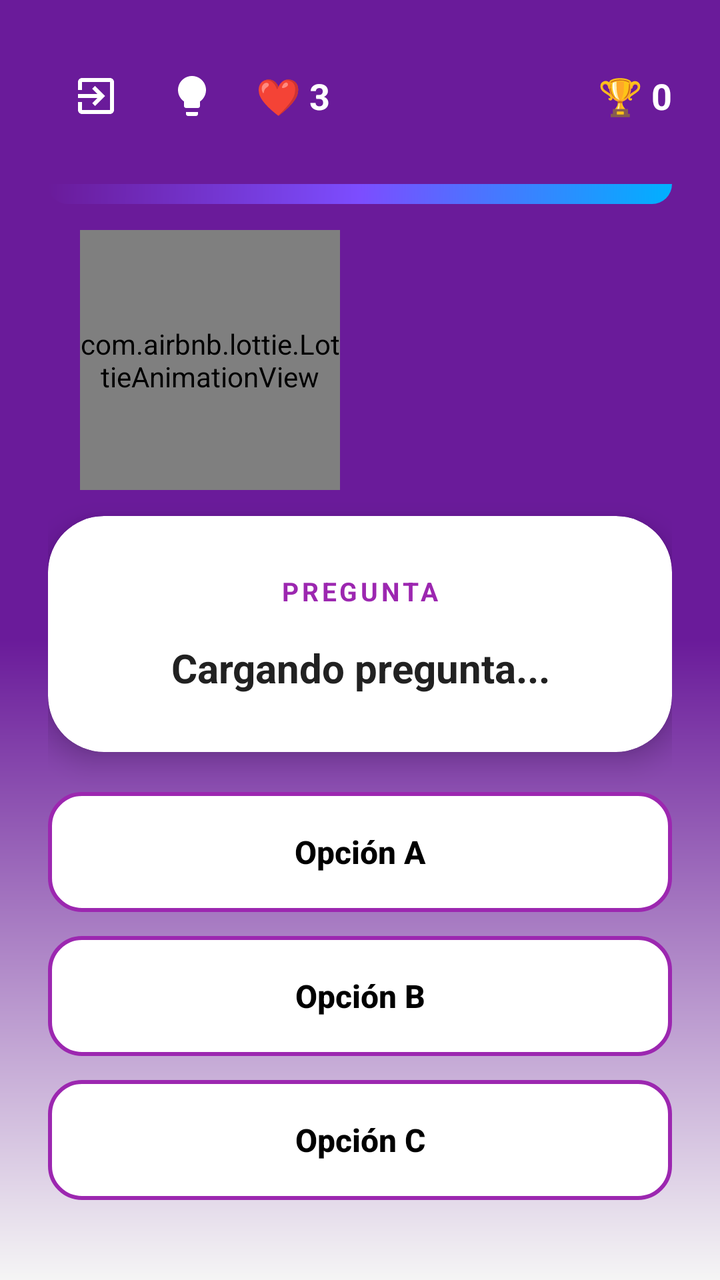
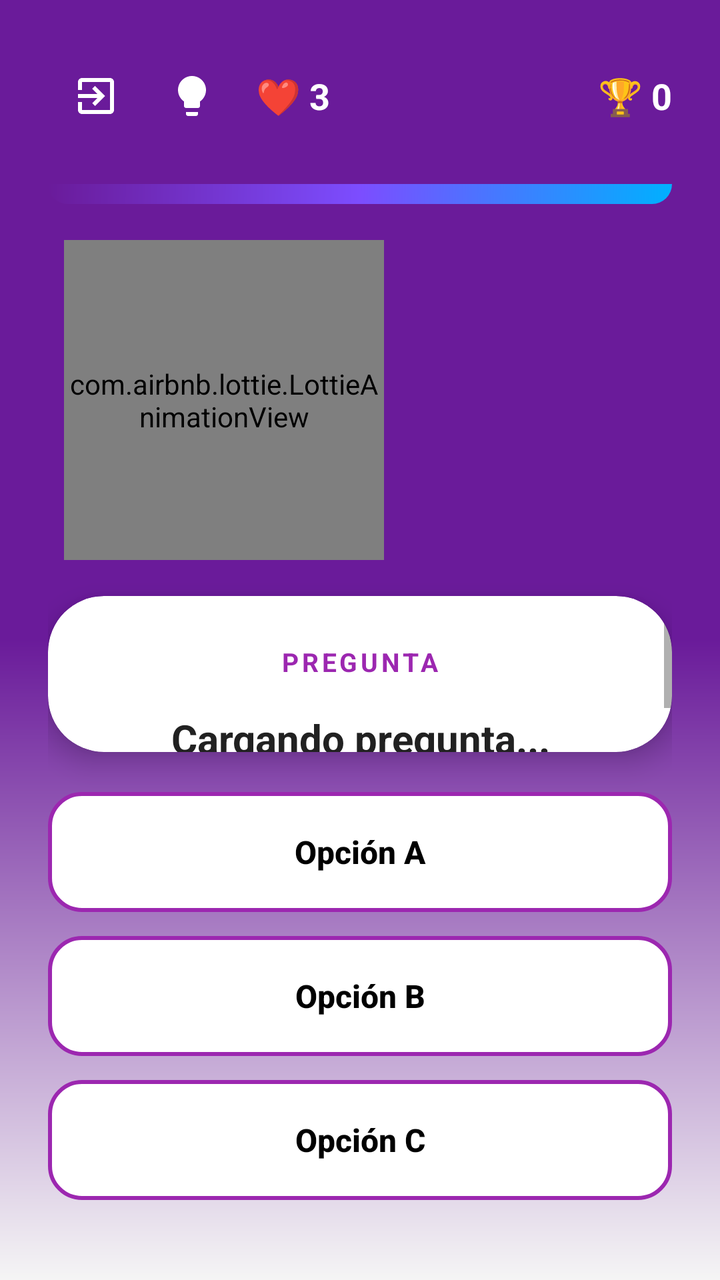

An Android layout rendered at two revisions. The XML below is the earlier revision; the diff shows what the commit changed to produce the second picture.
<!-- AndroidManifest.xml: activity theme Theme.ReglamentoUpp -->
<!-- res/layout/activity_quiz.xml -->
<?xml version="1.0" encoding="utf-8"?>
<androidx.constraintlayout.widget.ConstraintLayout
    xmlns:android="http://schemas.android.com/apk/res/android"
    xmlns:app="http://schemas.android.com/apk/res-auto"
    xmlns:tools="http://schemas.android.com/tools"
    android:layout_width="match_parent"
    android:layout_height="match_parent"
    android:background="@drawable/game_background"
    android:padding="24dp"
    tools:context=".QuizActivity">

    <LinearLayout
        android:id="@+id/topBar"
        android:layout_width="match_parent"
        android:layout_height="wrap_content"
        android:orientation="horizontal"
        android:gravity="center_vertical"
        app:layout_constraintTop_toTopOf="parent">

        <ImageButton
            android:id="@+id/btnBackQuiz"
            android:layout_width="48dp"
            android:layout_height="48dp"
            android:background="?attr/selectableItemBackgroundBorderless"
            android:src="@drawable/ic_logout"
            app:tint="@color/white" />

        <ImageButton
            android:id="@+id/btnHelpQuiz"
            android:layout_width="48dp"
            android:layout_height="48dp"
            android:layout_marginEnd="8dp"
            android:background="?attr/selectableItemBackgroundBorderless"
            android:src="@drawable/ic_foco"
            app:tint="@color/white" />

        <TextView
            android:id="@+id/tvQuizLives"
            android:layout_width="wrap_content"
            android:layout_height="wrap_content"
            android:text="❤️ 3"
            android:textColor="@color/white"
            android:textStyle="bold"
            android:textSize="18sp"/>

        <View
            android:layout_width="0dp"
            android:layout_height="0dp"
            android:layout_weight="1"/>

        <TextView
            android:id="@+id/tvQuizScore"
            android:layout_width="wrap_content"
            android:layout_height="wrap_content"
            android:text="🏆 0"
            android:textColor="@color/white"
            android:textStyle="bold"
            android:textSize="18sp"/>
    </LinearLayout>

    <ProgressBar
        android:id="@+id/quizProgressBar"
        style="@style/Widget.AppCompat.ProgressBar.Horizontal"
        android:layout_width="match_parent"
        android:layout_height="10dp"
        android:layout_marginTop="20dp"
        android:progressDrawable="@drawable/gradient_header"
        android:max="10"
        android:progress="1"
        app:layout_constraintTop_toBottomOf="@id/topBar" />

    <androidx.constraintlayout.widget.ConstraintLayout
        android:id="@+id/layoutCharacter"
        android:layout_width="match_parent"
        android:layout_height="140dp"
        android:layout_marginTop="8dp"
        app:layout_constraintTop_toBottomOf="@+id/quizProgressBar"
        app:layout_constraintBottom_toTopOf="@+id/cardQuestion">

        <com.airbnb.lottie.LottieAnimationView
            android:id="@+id/lottieCharacter"
            android:layout_width="130dp"
            android:layout_height="130dp"
            app:lottie_rawRes="@raw/owlie_nodding"
            app:lottie_autoPlay="true"
            app:lottie_loop="true"
            android:scaleType="centerCrop"
            app:lottie_renderMode="automatic"
            app:layout_constraintBottom_toBottomOf="parent"
            app:layout_constraintStart_toStartOf="parent"
            app:layout_constraintTop_toTopOf="parent"
            android:layout_marginStart="16dp"/>

        <TextView
            android:id="@+id/tvSpeechBubble"
            android:layout_width="0dp"
            android:layout_height="wrap_content"
            android:background="@drawable/white_circle_bg"
            android:backgroundTint="#FFFFFF"
            android:padding="12dp"
            android:text="¡Tú puedes!"
            android:textColor="@color/upp_primary"
            android:textStyle="bold"
            android:textSize="14sp"
            android:gravity="center"
            android:elevation="4dp"
            android:visibility="gone"
            app:layout_constraintStart_toEndOf="@id/lottieCharacter"
            app:layout_constraintEnd_toEndOf="parent"
            app:layout_constraintTop_toTopOf="@id/lottieCharacter"
            app:layout_constraintBottom_toBottomOf="@id/lottieCharacter"
            android:layout_marginEnd="24dp"
            android:layout_marginStart="-16dp"
            tools:visibility="visible"/>
    </androidx.constraintlayout.widget.ConstraintLayout>

    <com.google.android.material.card.MaterialCardView
        android:id="@+id/cardQuestion"
        android:layout_width="match_parent"
        android:layout_height="0dp"
        android:layout_marginTop="8dp"
        android:layout_marginBottom="20dp"
        app:cardCornerRadius="28dp"
        app:cardElevation="8dp"
        app:cardBackgroundColor="@color/white"
        app:layout_constraintTop_toBottomOf="@id/layoutCharacter"
        app:layout_constraintBottom_toTopOf="@id/btnQuizOptionA">

        <ScrollView
            android:layout_width="match_parent"
            android:layout_height="match_parent"
            android:fillViewport="true">

            <LinearLayout
                android:layout_width="match_parent"
                android:layout_height="wrap_content"
                android:orientation="vertical"
                android:gravity="center"
                android:padding="24dp">

                <TextView
                    android:layout_width="wrap_content"
                    android:layout_height="wrap_content"
                    android:text="PREGUNTA"
                    android:textColor="#9C27B0"
                    android:letterSpacing="0.12"
                    android:textSize="13sp"
                    android:textStyle="bold"
                    android:layout_marginBottom="16dp"/>

                <TextView
                    android:id="@+id/tvQuizQuestion"
                    android:layout_width="wrap_content"
                    android:layout_height="wrap_content"
                    android:text="Cargando pregunta..."
                    android:textAlignment="center"
                    android:textColor="@color/text_primary"
                    android:textSize="20sp"
                    android:textStyle="bold"
                    android:lineSpacingExtra="4dp"/>
            </LinearLayout>
        </ScrollView>
    </com.google.android.material.card.MaterialCardView>

    <androidx.appcompat.widget.AppCompatButton
        android:id="@+id/btnQuizOptionA"
        android:layout_width="match_parent"
        android:layout_height="60dp"
        android:layout_marginBottom="12dp"
        android:background="@drawable/button_quiz_default"
        app:backgroundTint="@null"
        android:elevation="0dp"
        android:stateListAnimator="@null"
        android:text="Opción A"
        android:textColor="@android:color/black"
        android:textSize="16sp"
        android:textStyle="bold"
        android:textAllCaps="false"
        app:layout_constraintBottom_toTopOf="@id/btnQuizOptionB" />

    <androidx.appcompat.widget.AppCompatButton
        android:id="@+id/btnQuizOptionB"
        android:layout_width="match_parent"
        android:layout_height="60dp"
        android:layout_marginBottom="12dp"
        android:background="@drawable/button_quiz_default"
        app:backgroundTint="@null"
        android:elevation="0dp"
        android:stateListAnimator="@null"
        android:text="Opción B"
        android:textColor="@android:color/black"
        android:textSize="16sp"
        android:textStyle="bold"
        android:textAllCaps="false"
        app:layout_constraintBottom_toTopOf="@id/btnQuizOptionC" />

    <androidx.appcompat.widget.AppCompatButton
        android:id="@+id/btnQuizOptionC"
        android:layout_width="match_parent"
        android:layout_height="60dp"
        android:layout_marginBottom="16dp"
        android:background="@drawable/button_quiz_default"
        app:backgroundTint="@null"
        android:elevation="0dp"
        android:stateListAnimator="@null"
        android:text="Opción C"
        android:textColor="@android:color/black"
        android:textSize="16sp"
        android:textStyle="bold"
        android:textAllCaps="false"
        app:layout_constraintBottom_toBottomOf="parent" />

</androidx.constraintlayout.widget.ConstraintLayout>
<!-- resources referenced by this layout -->
<resources>
  <color name="text_primary">#212121</color>
  <color name="upp_primary">#6A1B9A</color>
  <color name="white">#FFFFFFFF</color>
  <!-- drawable button_quiz_default (drawable) -->
  <?xml version="1.0" encoding="utf-8"?>
  <ripple xmlns:android="http://schemas.android.com/apk/res/android"
      android:color="#E1BEE7"> <item>
      <shape android:shape="rectangle">
          <solid android:color="#FFFFFF" />
  
          <stroke
              android:width="2dp"
              android:color="#9C27B0" />
  
          <corners android:radius="16dp" />
      </shape>
  </item>
  </ripple>
  <!-- drawable game_background (drawable) -->
  <?xml version="1.0" encoding="utf-8"?>
  <shape xmlns:android="http://schemas.android.com/apk/res/android">
      <gradient
          android:angle="270"
          android:startColor="@color/gradient_start"
          android:centerColor="@color/upp_primary"
          android:endColor="@color/app_bg"
          android:endY="0.7"
          android:type="linear" />
  </shape>
  <!-- drawable gradient_header (drawable) -->
  <?xml version="1.0" encoding="utf-8"?>
  <shape xmlns:android="http://schemas.android.com/apk/res/android">
      <gradient
          android:angle="315"
          android:startColor="@color/upp_primary"
          android:centerColor="#7C4DFF"
          android:endColor="#00B0FF"
          android:type="linear" />
      <corners android:bottomLeftRadius="32dp" android:bottomRightRadius="32dp"/>
  </shape>
  <!-- drawable ic_foco (drawable) -->
  <vector xmlns:android="http://schemas.android.com/apk/res/android"
      android:width="24dp"
      android:height="24dp"
      android:viewportWidth="24"
      android:viewportHeight="24">
      <path
          android:fillColor="#FFFFFF"
          android:pathData="M9,21c0,0.55 0.45,1 1,1h4c0.55,0 1,-0.45 1,-1v-1H9V21zM12,2C8.14,2 5,5.14 5,9c0,2.38 1.19,4.47 3,5.74V17c0,0.55 0.45,1 1,1h6c0.55,0 1,-0.45 1,-1v-2.26c1.81,-1.27 3,-3.36 3,-5.74C19,5.14 15.86,2 12,2z"/>
  </vector>
  <!-- drawable ic_logout (drawable) -->
  <vector xmlns:android="http://schemas.android.com/apk/res/android"
      android:width="24dp"
      android:height="24dp"
      android:viewportWidth="24"
      android:viewportHeight="24"
      android:tint="#FFFFFF">
      <path
          android:fillColor="@android:color/white"
          android:pathData="M10.09,15.59L11.5,17l5,-5 -5,-5 -1.41,1.41L12.67,11H3v2h9.67l-2.58,2.59zM19,3H5c-1.11,0 -2,0.9 -2,2v4h2V5h14v14H5v-4H3v4c0,1.1 0.89,2 2,2h14c1.1,0 2,-0.9 2,-2V5c0,-1.1 -0.9,-2 -2,-2z"/>
  </vector>
  <!-- drawable white_circle_bg (drawable) -->
  <?xml version="1.0" encoding="utf-8"?>
  <shape xmlns:android="http://schemas.android.com/apk/res/android" android:shape="oval">
      <solid android:color="@color/white"/>
  </shape>
  <color name="gradient_start">#6A1B9A</color>
  <color name="app_bg">#F5F5F5</color>
  <color name="upp_primary_dark">#4A148C</color>
  <color name="upp_accent">#AB47BC</color>
  <color name="upp_secondary">#8E24AA</color>
  <style name="ShapeAppearance.App.SmallComponent" parent="ShapeAppearance.MaterialComponents.SmallComponent">
          <item name="cornerFamily">rounded</item>
          <item name="cornerSize">50%</item> </style>
  <style name="ShapeAppearance.App.MediumComponent" parent="ShapeAppearance.MaterialComponents.MediumComponent">
          <item name="cornerFamily">rounded</item>
          <item name="cornerSize">28dp</item> </style>
  <style name="ShapeAppearance.App.LargeComponent" parent="ShapeAppearance.MaterialComponents.LargeComponent">
          <item name="cornerFamily">rounded</item>
          <item name="cornerSize">36dp</item> </style>
  <style name="Widget.MaterialComponents.TextInputLayout.OutlinedBox.Rounded" parent="Widget.MaterialComponents.TextInputLayout.OutlinedBox">
          <item name="boxCornerRadiusTopStart">24dp</item>
          <item name="boxCornerRadiusTopEnd">24dp</item>
          <item name="boxCornerRadiusBottomStart">24dp</item>
          <item name="boxCornerRadiusBottomEnd">24dp</item>
      </style>
  <!-- unchanged entries left out for length: 1 -->
</resources>

<!-- the commit's change to res/layout/activity_quiz.xml (unified diff, before → after) -->
@@ -72,15 +72,15 @@
     <androidx.constraintlayout.widget.ConstraintLayout
         android:id="@+id/layoutCharacter"
         android:layout_width="match_parent"
-        android:layout_height="140dp"
+        android:layout_height="180dp"
         android:layout_marginTop="8dp"
         app:layout_constraintTop_toBottomOf="@+id/quizProgressBar"
         app:layout_constraintBottom_toTopOf="@+id/cardQuestion">
 
         <com.airbnb.lottie.LottieAnimationView
             android:id="@+id/lottieCharacter"
-            android:layout_width="130dp"
-            android:layout_height="130dp"
+            android:layout_width="160dp"
+            android:layout_height="160dp"
             app:lottie_rawRes="@raw/owlie_nodding"
             app:lottie_autoPlay="true"
             app:lottie_loop="true"
@@ -89,7 +89,7 @@
             app:layout_constraintBottom_toBottomOf="parent"
             app:layout_constraintStart_toStartOf="parent"
             app:layout_constraintTop_toTopOf="parent"
-            android:layout_marginStart="16dp"/>
+            android:layout_marginStart="8dp"/>
 
         <TextView
             android:id="@+id/tvSpeechBubble"
@@ -97,11 +97,11 @@
             android:layout_height="wrap_content"
             android:background="@drawable/white_circle_bg"
             android:backgroundTint="#FFFFFF"
-            android:padding="12dp"
+            android:padding="16dp"
             android:text="¡Tú puedes!"
             android:textColor="@color/upp_primary"
             android:textStyle="bold"
-            android:textSize="14sp"
+            android:textSize="18sp"
             android:gravity="center"
             android:elevation="4dp"
             android:visibility="gone"
@@ -109,8 +109,8 @@
             app:layout_constraintEnd_toEndOf="parent"
             app:layout_constraintTop_toTopOf="@id/lottieCharacter"
             app:layout_constraintBottom_toBottomOf="@id/lottieCharacter"
-            android:layout_marginEnd="24dp"
-            android:layout_marginStart="-16dp"
+            android:layout_marginEnd="16dp"
+            android:layout_marginStart="-12dp"
             tools:visibility="visible"/>
     </androidx.constraintlayout.widget.ConstraintLayout>
 
